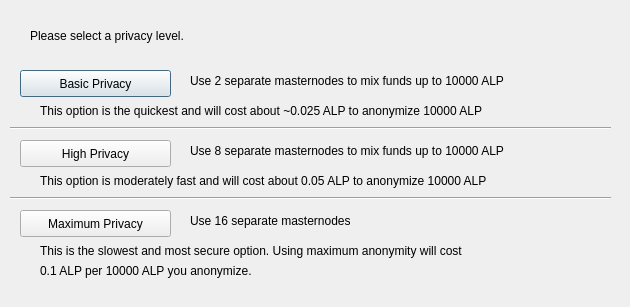
Before: the Qt Designer form src/qt/forms/obfuscationconfig.ui in revivalist777/quarck, drawn with Qt 5.
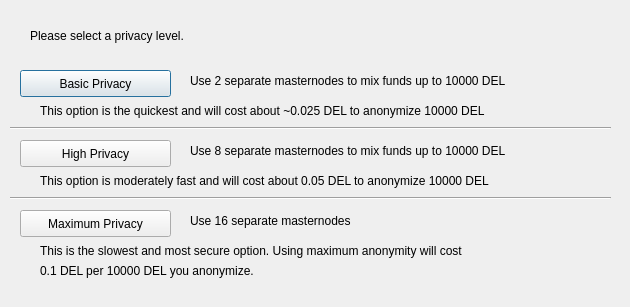
After: the same form once the commit is applied.

The edit to the form file:
```diff
--- a/src/qt/forms/obfuscationconfig.ui
+++ b/src/qt/forms/obfuscationconfig.ui
@@ -75,7 +75,7 @@
     </rect>
    </property>
    <property name="text">
-    <string>Use 2 separate masternodes to mix funds up to 10000 ALP</string>
+    <string>Use 2 separate masternodes to mix funds up to 10000 DEL</string>
    </property>
   </widget>
   <widget class="QLabel" name="label_3">
@@ -88,7 +88,7 @@
     </rect>
    </property>
    <property name="text">
-    <string>Use 8 separate masternodes to mix funds up to 10000 ALP</string>
+    <string>Use 8 separate masternodes to mix funds up to 10000 DEL</string>
    </property>
   </widget>
   <widget class="QLabel" name="label_4">
@@ -114,7 +114,7 @@
     </rect>
    </property>
    <property name="text">
-    <string>This option is the quickest and will cost about ~0.025 ALP to anonymize 10000 ALP</string>
+    <string>This option is the quickest and will cost about ~0.025 DEL to anonymize 10000 DEL</string>
    </property>
   </widget>
   <widget class="QLabel" name="label_7">
@@ -127,7 +127,7 @@
     </rect>
    </property>
    <property name="text">
-    <string>This option is moderately fast and will cost about 0.05 ALP to anonymize 10000 ALP</string>
+    <string>This option is moderately fast and will cost about 0.05 DEL to anonymize 10000 DEL</string>
    </property>
   </widget>
   <widget class="QLabel" name="label_8">
@@ -153,7 +153,7 @@
     </rect>
    </property>
    <property name="text">
-    <string>0.1 ALP per 10000 ALP you anonymize.</string>
+    <string>0.1 DEL per 10000 DEL you anonymize.</string>
    </property>
   </widget>
   <widget class="Line" name="line">
```
